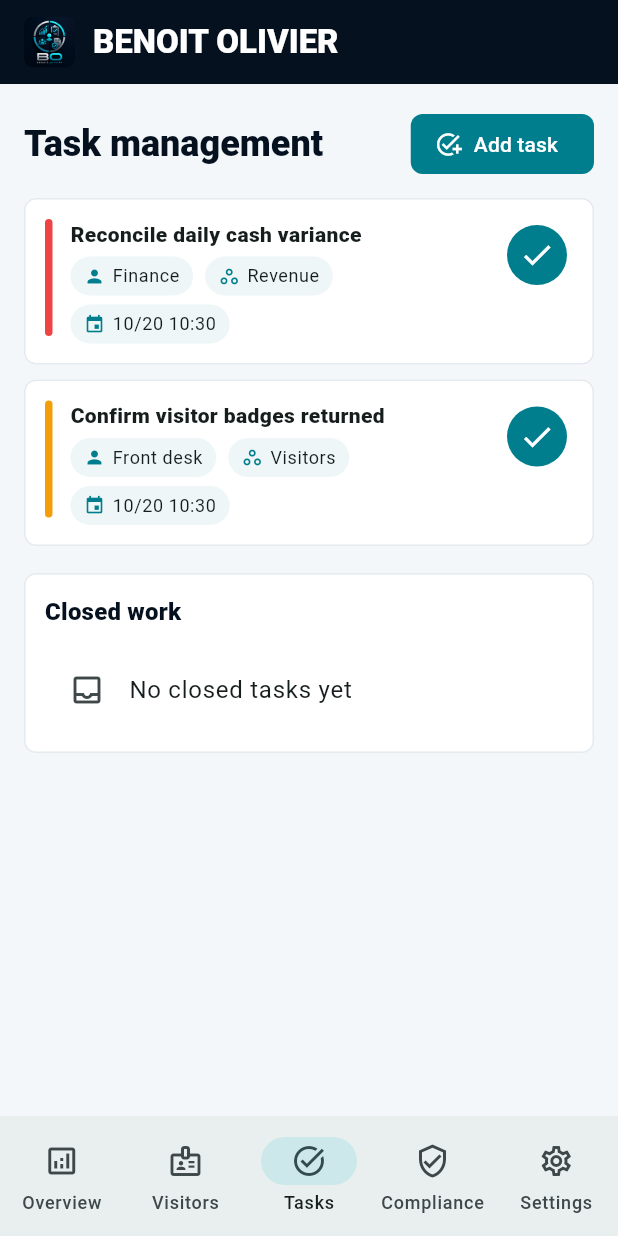
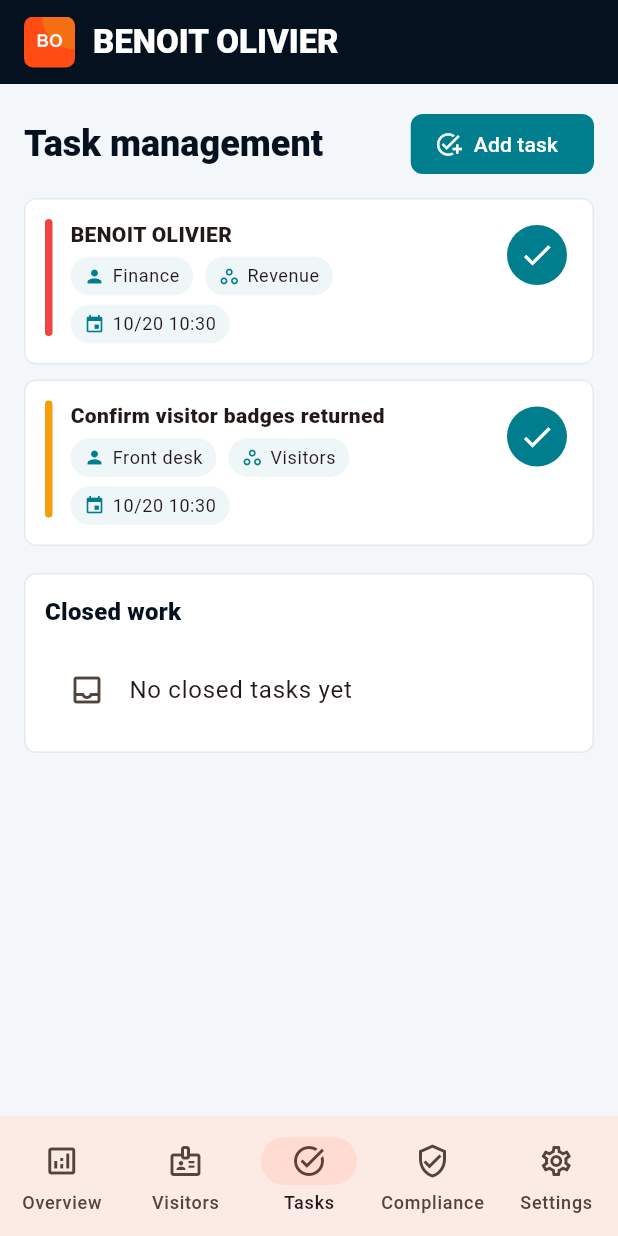
Before and after one commit to EOOrga/68d9d10a1299230338dbbdc7, a Flutter app: the screen it shows after launch, item 3 of the bottom bar chosen, on a phone screen of 412 x 824 dp. Run offline on Flutter 3.47's test engine with Material 3 defaults, Android fonts, the phone set to English and light mode, and no system bars; our stand-ins replace shared_preferences.

Commit message:
Create Flutter variant com.tazi.halland

```diff
--- a/lib/main.dart
+++ b/lib/main.dart
@@ -6,7 +6,7 @@ import 'package:shared_preferences/shared_preferences.dart';
 
 const _brandName = 'BENOIT OLIVIER';
 const _primaryNavy = Color(0xFF06111F);
-const _electricCyan = Color(0xFF04D9E8);
+const _electricCyan = Color(0xFFFF4B14);
 const _success = Color(0xFF2DD4BF);
 const _warning = Color(0xFFF59E0B);
 const _danger = Color(0xFFEF4444);
@@ -459,7 +459,7 @@ class OperationsState extends ChangeNotifier {
     tasks = [
       OpsTask(
         id: 't1',
-        title: 'Reconcile daily cash variance',
+        title: 'BENOIT OLIVIER',
         owner: 'Finance',
         area: 'Revenue',
         dueDate: now.add(const Duration(days: 1)),
--- a/pubspec.yaml
+++ b/pubspec.yaml
@@ -1,4 +1,4 @@
-name: benoit_olivier
+name: halland
 description: Local operations workspace for BENOIT OLIVIER.
 publish_to: 'none'
 version: 1.0.0+1
@@ -21,6 +21,8 @@ flutter_launcher_icons:
   android: true
   ios: false
   image_path: "docs/icon.png"
+  adaptive_icon_foreground: docs/icon.png
+  adaptive_icon_background: "#C8FF14"
   min_sdk_android: 23
 
 flutter:
```
Also changed, not shown: docs/icon.png, 11 other files.
